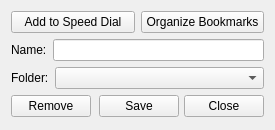
The window that src/lib/bookmarks/bookmarkswidget.ui (QupZilla/qupzilla) describes before a commit, drawn with Qt 5.
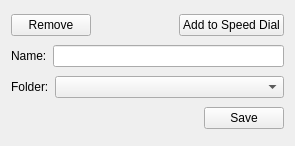
The same window after the commit.

Commit message: Edited BookmarksWidget UI (widget showed after clicking on star button) - in address bar

```diff
--- a/src/lib/bookmarks/bookmarkswidget.ui
+++ b/src/lib/bookmarks/bookmarkswidget.ui
@@ -6,8 +6,8 @@
    <rect>
     <x>0</x>
     <y>0</y>
-    <width>275</width>
-    <height>130</height>
+    <width>295</width>
+    <height>146</height>
    </rect>
   </property>
   <property name="windowTitle">
@@ -16,6 +16,32 @@
   <layout class="QVBoxLayout" name="verticalLayout">
    <item>
     <layout class="QHBoxLayout" name="horizontalLayout_3">
+     <item>
+      <widget class="QPushButton" name="removeBookmark">
+       <property name="sizePolicy">
+        <sizepolicy hsizetype="Fixed" vsizetype="Fixed">
+         <horstretch>0</horstretch>
+         <verstretch>0</verstretch>
+        </sizepolicy>
+       </property>
+       <property name="text">
+        <string>Remove</string>
+       </property>
+      </widget>
+     </item>
+     <item>
+      <spacer name="horizontalSpacer_2">
+       <property name="orientation">
+        <enum>Qt::Horizontal</enum>
+       </property>
+       <property name="sizeHint" stdset="0">
+        <size>
+         <width>40</width>
+         <height>20</height>
+        </size>
+       </property>
+      </spacer>
+     </item>
      <item>
       <widget class="QPushButton" name="speeddialButton">
        <property name="sizePolicy">
@@ -29,19 +55,6 @@
        </property>
       </widget>
      </item>
-     <item>
-      <widget class="QPushButton" name="organizeBookmarksButton">
-       <property name="sizePolicy">
-        <sizepolicy hsizetype="Preferred" vsizetype="Fixed">
-         <horstretch>0</horstretch>
-         <verstretch>0</verstretch>
-        </sizepolicy>
-       </property>
-       <property name="text">
-        <string>Organize Bookmarks</string>
-       </property>
-      </widget>
-     </item>
     </layout>
    </item>
    <item>
@@ -84,19 +97,6 @@
      <property name="spacing">
       <number>5</number>
      </property>
-     <item>
-      <widget class="QPushButton" name="removeBookmark">
-       <property name="sizePolicy">
-        <sizepolicy hsizetype="Fixed" vsizetype="Fixed">
-         <horstretch>0</horstretch>
-         <verstretch>0</verstretch>
-        </sizepolicy>
-       </property>
-       <property name="text">
-        <string>Remove</string>
-       </property>
-      </widget>
-     </item>
      <item>
       <spacer name="horizontalSpacer">
        <property name="orientation">
@@ -123,19 +123,6 @@
        </property>
       </widget>
      </item>
-     <item>
-      <widget class="QPushButton" name="close">
-       <property name="sizePolicy">
-        <sizepolicy hsizetype="Fixed" vsizetype="Fixed">
-         <horstretch>0</horstretch>
-         <verstretch>0</verstretch>
-        </sizepolicy>
-       </property>
-       <property name="text">
-        <string>Close</string>
-       </property>
-      </widget>
-     </item>
     </layout>
    </item>
   </layout>
```
The commit also changes 1 other file.
